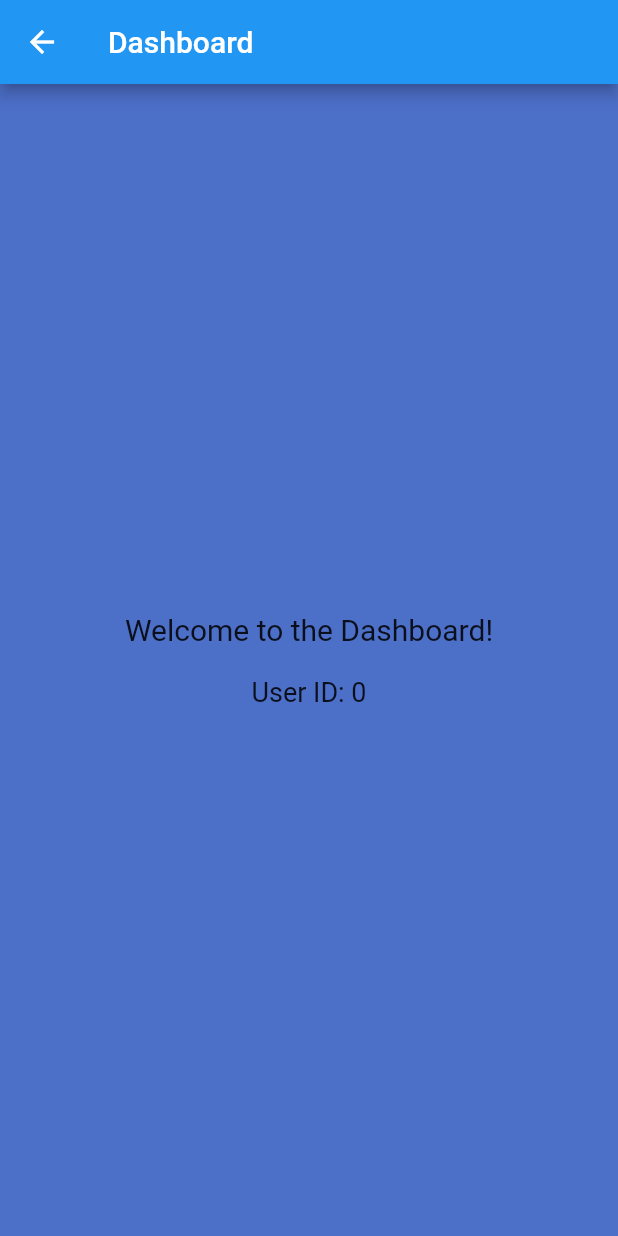
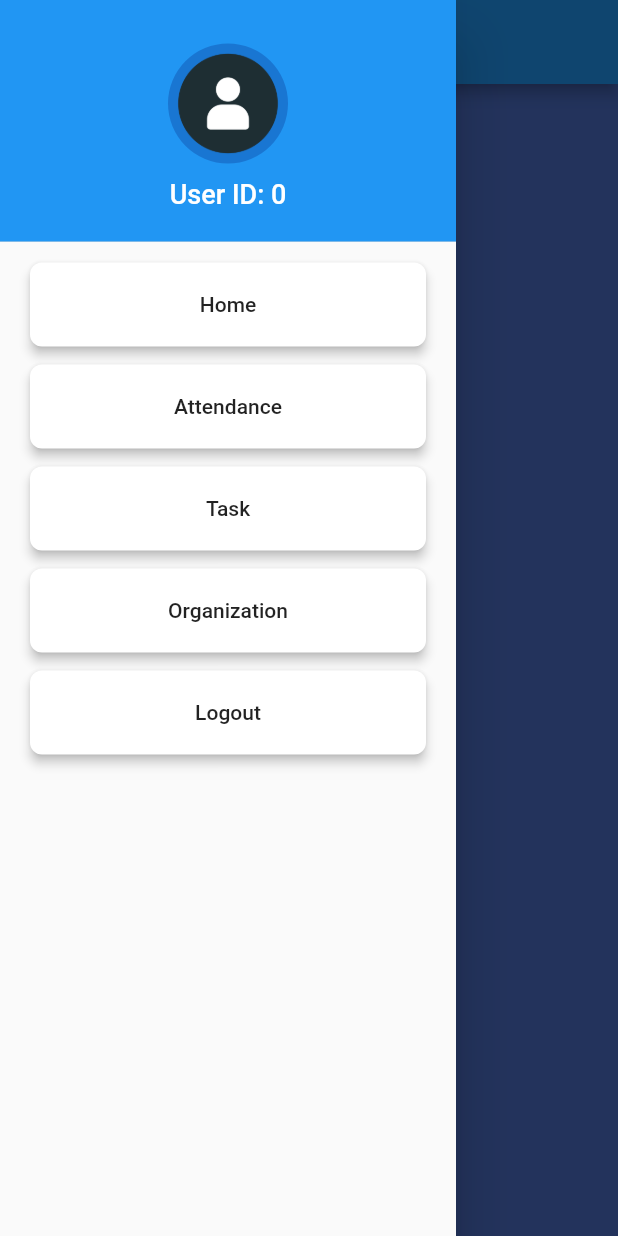
Before and after one commit to uhrzel/ojt_student, a Flutter app: the DashboardScreen screen opened directly with empty values, with the side drawer open (before the commit the screen has no drawer), on a phone screen of 412 x 824 dp. Run offline on Flutter 3.47's test engine with Material 2 defaults, Android fonts, the phone set to English and light mode, and no system bars.

Commit message:
build drawer done

```diff
--- /dev/null
+++ b/lib/attendance.dart
@@ -0,0 +1,17 @@
+// AttendanceScreen.dart
+
+import 'package:flutter/material.dart';
+
+class AttendanceScreen extends StatelessWidget {
+  @override
+  Widget build(BuildContext context) {
+    return Scaffold(
+      appBar: AppBar(
+        title: Text('Attendance'),
+      ),
+      body: Center(
+        child: Text('Attendance Screen Content'),
+      ),
+    );
+  }
+}
--- a/lib/dashboard.dart
+++ b/lib/dashboard.dart
@@ -1,5 +1,8 @@
 import 'package:flutter/material.dart';
 import 'package:ojt_student/main.dart';
+import 'package:ojt_student/organization.dart';
+import 'package:ojt_student/attendance.dart';
+import 'package:ojt_student/task.dart';
 
 class DashboardScreen extends StatelessWidget {
   final int userId;
@@ -12,31 +15,88 @@ class DashboardScreen extends StatelessWidget {
       backgroundColor: Color.fromARGB(255, 76, 111, 200),
       appBar: AppBar(
         title: Text('Dashboard'),
-        leading: IconButton(
-          icon: Icon(Icons.arrow_back),
-          onPressed: () {
+      ),
+      drawer: Drawer(
+        child: ListView(
+          padding: EdgeInsets.zero,
+          children: <Widget>[
+            DrawerHeader(
+              decoration: BoxDecoration(
+                color: Colors.blue,
+              ),
+              child: Column(
+                mainAxisAlignment: MainAxisAlignment.center,
+                children: <Widget>[
+                  CircleAvatar(
+                    radius: 40,
+                    backgroundImage: AssetImage(
+                        'assets/images/student.png'), // Replace with actual user image
+                  ),
+                  SizedBox(height: 10),
+                  Text(
+                    'User ID: $userId',
+                    style: TextStyle(color: Colors.white, fontSize: 18),
+                  ),
+                ],
+              ),
+            ),
+            _buildListTile('Home', () {
+              Navigator.pop(context);
+              // Navigate to Home screen
+            }),
+            _buildListTile('Attendance', () {
+              Navigator.pop(context);
+              Navigator.push(
+                context,
+                MaterialPageRoute(builder: (context) => AttendanceScreen()),
+              );
+              // Navigate to Attendance screen
+            }),
+            _buildListTile('Task', () {
+              Navigator.pop(context);
+              Navigator.push(
+                context,
+                MaterialPageRoute(builder: (context) => TaskScreen()),
+              );
+              // Navigate to Task screen
+            }),
+            _buildListTile('Organization', () {
+              Navigator.pop(context);
+              Navigator.push(
+                context,
+                MaterialPageRoute(builder: (context) => OrganizationScreen()),
+              );
+              // Navigate to Organization screen
+            }),
+            _buildListTile('Logout', () {
               Navigator.pop(context);
               Navigator.push(
                 context,
                 MaterialPageRoute(builder: (context) => LoginPage()),
               );
-          },
+            }),
+          ],
         ),
       ),
       body: Center(
         child: Column(
           mainAxisAlignment: MainAxisAlignment.center,
-          children: <Widget>[
-            Text(
-              'Welcome to the Dashboard!',
-              style: TextStyle(fontSize: 20),
         ),
-            SizedBox(height: 20),
-            Text(
-              'User ID: $userId',
-              style: TextStyle(fontSize: 18),
       ),
-          ],
+    );
+  }
+
+  Widget _buildListTile(String title, VoidCallback onTap) {
+    return Padding(
+      padding: const EdgeInsets.symmetric(horizontal: 16, vertical: 2),
+      child: Card(
+        elevation: 3,
+        shape: RoundedRectangleBorder(
+          borderRadius: BorderRadius.circular(8),
+        ),
+        child: ListTile(
+          title: Center(child: Text(title)),
+          onTap: onTap,
         ),
       ),
     );
--- /dev/null
+++ b/lib/organization.dart
@@ -0,0 +1,17 @@
+// AttendanceScreen.dart
+
+import 'package:flutter/material.dart';
+
+class OrganizationScreen extends StatelessWidget {
+  @override
+  Widget build(BuildContext context) {
+    return Scaffold(
+      appBar: AppBar(
+        title: Text('organization'),
+      ),
+      body: Center(
+        child: Text('Organization Screen Content'),
+      ),
+    );
+  }
+}
--- a/pubspec.yaml
+++ b/pubspec.yaml
@@ -3,7 +3,7 @@ description: A new Flutter project.
 
 # The following line prevents the package from being accidentally published to
 # pub.dev using `flutter pub publish`. This is preferred for private packages.
-publish_to: "none" # Remove this line if you wish to publish to pub.dev
+publish_to: 'none' # Remove this line if you wish to publish to pub.dev
 
 # The following defines the version and build number for your application.
 # A version number is three numbers separated by dots, like 1.2.43
@@ -20,7 +20,7 @@ publish_to: "none" # Remove this line if you wish to publish to pub.dev
 version: 1.0.0+1
 
 environment:
-  sdk: ">=2.18.1 <3.0.0"
+  sdk: '>=2.18.1 <3.0.0'
 
 # Dependencies specify other packages that your package needs in order to work.
 # To automatically upgrade your package dependencies to the latest versions
@@ -37,6 +37,8 @@ dependencies:
   cupertino_icons: ^1.0.2
   http: ^0.13.5
   intl: ^0.17.0
+  flutter_snake_navigationbar: ^0.6.1
+
 dev_dependencies:
   flutter_test:
     sdk: flutter
```
Also changed, not shown: lib/register.dart (+21 -36 lines), lib/task.dart (added, +17 -0 lines), assets/images/student.png (added), pubspec.lock, 1 other file. Lines whose indentation alone changed are shown as unchanged.
